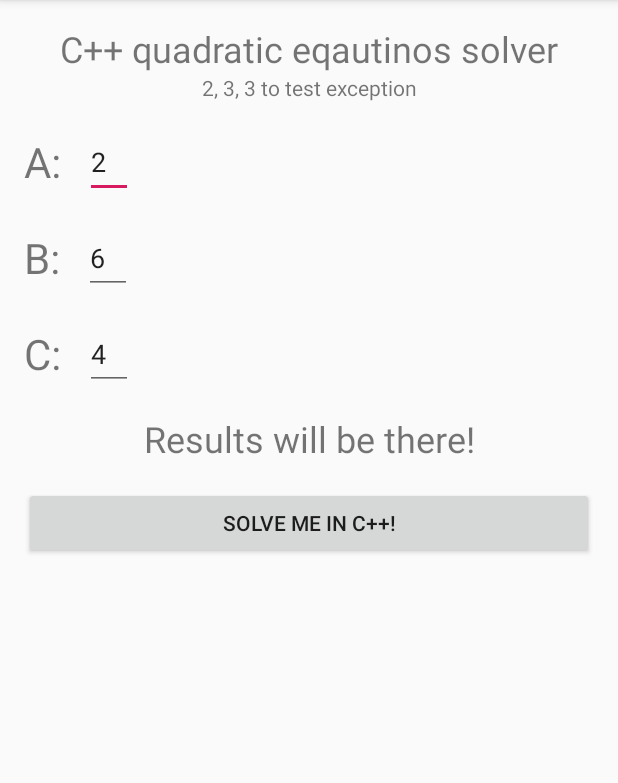
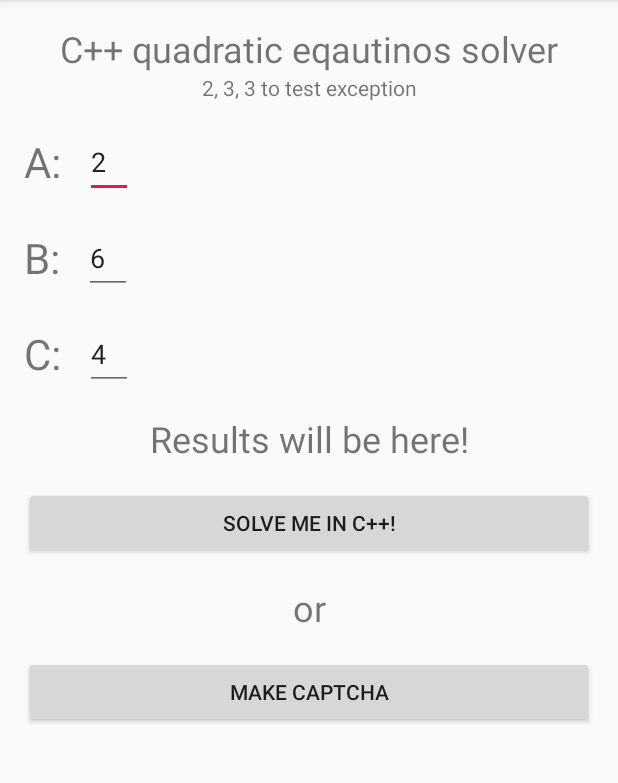
Before and after one commit to AntipovAlexander/ndk_idp, an Android app: the screen it shows after launch (MainActivity), on a phone screen of 412 x 824 dp, the part 84-867 px from its top. Run offline under Robolectric (Android 15) with nearby library versions, the phone set to English and light mode, and no system bars; our stand-ins replace RxJava; libraries missing offline, so code that uses them is left out: com.tbruyelle.rxpermissions2; 1 statement that could not run was skipped.

Commit message:
added captcha activty

```diff
--- a/app/build.gradle
+++ b/app/build.gradle
@@ -38,6 +38,11 @@ dependencies {
     implementation "org.jetbrains.kotlin:kotlin-stdlib-jdk7:$kotlin_version"
     implementation 'com.android.support:appcompat-v7:28.0.0'
     implementation 'com.android.support.constraint:constraint-layout:1.1.3'
+    implementation 'com.github.tbruyelle:rxpermissions:0.10.2'
+    implementation 'io.reactivex.rxjava2:rxandroid:2.1.1'
+    implementation 'io.reactivex.rxjava2:rxjava:2.2.6'
+    implementation "org.jetbrains.anko:anko-sdk15:0.10.8"
+    implementation 'androidx.core:core-ktx:0.3'
     testImplementation 'junit:junit:4.12'
     androidTestImplementation 'com.android.support.test:runner:1.0.2'
     androidTestImplementation 'com.android.support.test.espresso:espresso-core:3.0.2'
--- a/app/src/main/AndroidManifest.xml
+++ b/app/src/main/AndroidManifest.xml
@@ -12,11 +12,13 @@
             android:roundIcon="@mipmap/ic_launcher_round"
             android:supportsRtl="true"
             android:theme="@style/AppTheme">
+        <activity android:name=".CaptchaActivity">
+        </activity>
         <activity android:name=".MainActivity">
             <intent-filter>
-                <action android:name="android.intent.action.MAIN" />
+                <action android:name="android.intent.action.MAIN"/>
 
-                <category android:name="android.intent.category.LAUNCHER" />
+                <category android:name="android.intent.category.LAUNCHER"/>
             </intent-filter>
         </activity>
     </application>
--- a/app/src/main/res/layout/activity_main.xml
+++ b/app/src/main/res/layout/activity_main.xml
@@ -105,7 +105,7 @@
             android:layout_marginTop="16dp"
             android:layout_below="@+id/cValue"
             android:gravity="center"
-            android:text="Results will be there!"/>
+            android:text="Results will be here!"/>
 
     <Button
             android:id="@+id/actionBtn"
@@ -115,4 +115,22 @@
             android:layout_marginTop="16dp"
             android:text="Solve me in C++!"/>
 
+    <TextView
+            android:id="@+id/orLabel"
+            android:layout_width="match_parent"
+            android:layout_height="wrap_content"
+            android:textSize="24sp"
+            android:layout_marginTop="16dp"
+            android:layout_marginBottom="16dp"
+            android:layout_below="@+id/actionBtn"
+            android:gravity="center"
+            android:text="or"/>
+
+    <Button
+            android:id="@+id/openCaptcha"
+            android:layout_width="match_parent"
+            android:layout_height="wrap_content"
+            android:layout_below="@+id/orLabel"
+            android:text="Make captcha"/>
+
 </RelativeLayout>
--- a/build.gradle
+++ b/build.gradle
@@ -19,7 +19,7 @@ allprojects {
     repositories {
         google()
         jcenter()
-
+        maven { url 'https://jitpack.io' }
     }
 }
 
```
Also changed, not shown: app/src/main/java/com/antipov/ndk_idp/CaptchaActivity.kt (added, +32 -0 lines), app/src/main/java/com/antipov/ndk_idp/MainActivity.kt (+30 -9 lines), app/src/main/res/layout/activity_captcha.xml (added, +15 -0 lines), 1 other file. Lines whose indentation alone changed are shown as unchanged.
